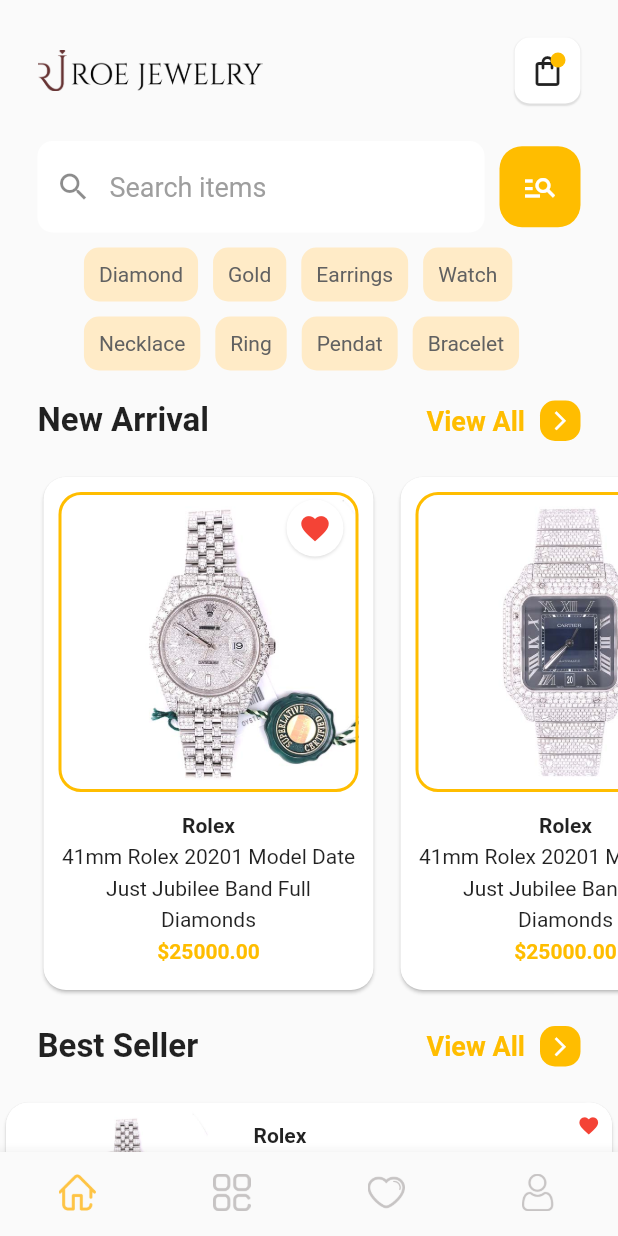
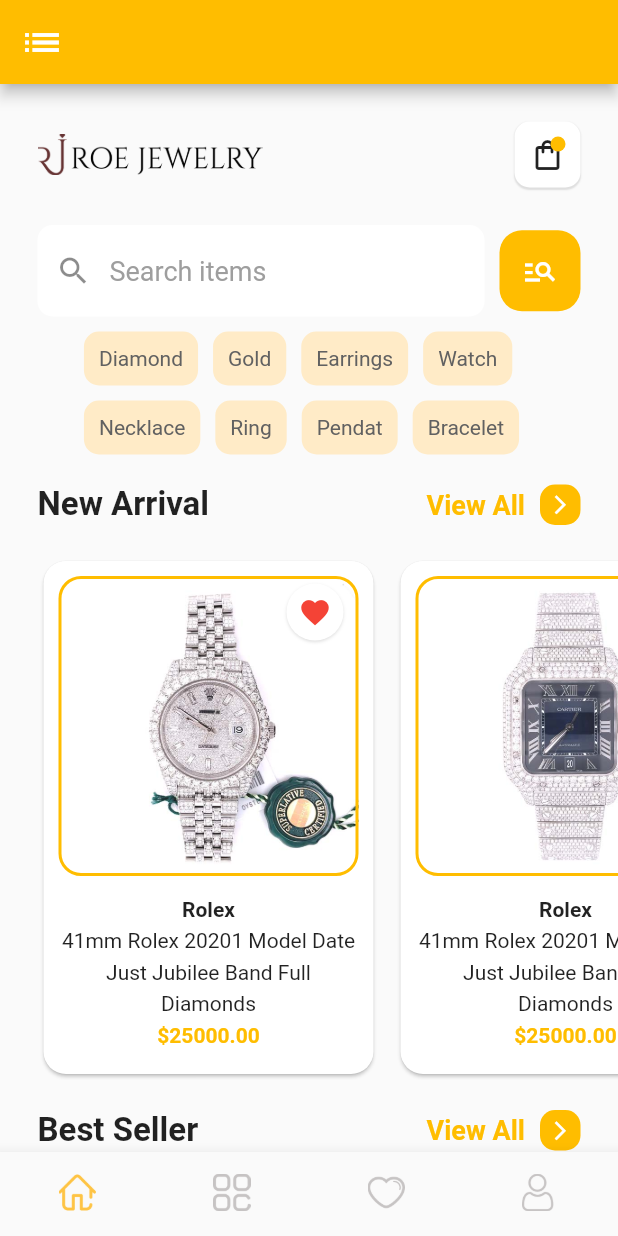
Before and after one commit to Musayev442/RoeDemo, a Flutter app: the screen it shows after launch, on a phone screen of 412 x 824 dp. Run offline on Flutter 3.47's test engine with Material 2 defaults, Android fonts, the phone set to English and light mode, and no system bars; our stand-ins replace carousel_slider.

Commit message:
new update

```diff
--- a/lib/main.dart
+++ b/lib/main.dart
@@ -23,7 +23,7 @@ class MyApp extends StatelessWidget {
         primaryColor: Color(0xFFFFBD00),
         accentColor: Color(0xFFFFEBC7),
       ),
-      home: SafeArea(child: HomePage()),
+      home: SafeArea(child: Home()),
     );
   }
 }
--- a/lib/models/jewelries.dart
+++ b/lib/models/jewelries.dart
@@ -5,9 +5,10 @@ class Jewelries {
   String imageURL;
   String des;
   List<String> detailUrl;
+  List<String> categories;
 
   Jewelries(this.title, this.subtitle, this.price, this.imageURL,
-      this.detailUrl, this.des);
+      this.detailUrl, this.des, this.categories);
 
   static List<Jewelries> generateJewelries() {
     return [
@@ -17,28 +18,32 @@ class Jewelries {
           "\$25000.00",
           "assets/images/watch_front_1.jpg",
           ["assets/images/watch_front_1.jpg", "assets/images/watch_back_1.jpg"],
-          "short description"),
+          "short description",
+          ["diamond", "gold", "watch"]),
       Jewelries(
           "Rolex",
           "41mm Rolex 20201 Model Date Just Jubilee Band Full Diamonds",
           "\$25000.00",
           "assets/images/watch_front_2.jpg",
           ["assets/images/watch_front_2.jpg", "assets/images/watch_back_2.jpg"],
-          "short description"),
+          "short description",
+          ["diamond", "gold", "watch"]),
       Jewelries(
           "Rolex",
           "41mm Rolex 20201 Model Date Just Jubilee Band Full Diamonds",
           "\$25000.00",
           "assets/images/watch_front_3.jpg",
           ["assets/images/watch_front_3.jpg", "assets/images/watch_back_3.jpg"],
-          "short description"),
+          "short description",
+          ["diamond", "gold", "watch"]),
       Jewelries(
           "Roe",
           "1 OZ LIBERTY COIN WITH DIAMOND FRAME",
           "\$4750.00",
           "assets/images/necklace.jpg",
           ["assets/images/necklace.jpg", "assets/images/necklace2.jpg"],
-          "short description"),
+          "short description",
+          ["diamond", "gold", "necklace"]),
     ];
   }
 }
--- a/lib/screens/home/home.dart
+++ b/lib/screens/home/home.dart
@@ -1,32 +1,47 @@
-import 'package:firstapp/screens/home/widgets/best_seller.dart';
-import 'package:firstapp/screens/home/widgets/custom_app_bar.dart';
-import 'package:firstapp/screens/home/widgets/new_arrival.dart';
-import 'package:firstapp/screens/home/widgets/search_input.dart';
+// ignore_for_file: deprecated_member_use
+
+import 'package:firstapp/models/jewelries.dart';
+import 'package:firstapp/screens/profile/profile.dart';
+import 'package:firstapp/screens/favorites/favorite_product.dart';
+import 'package:firstapp/screens/home/home_page.dart';
 import 'package:flutter/material.dart';
 
-import '../../models/jewelries.dart';
+import '../Categories/categories.dart';
 
-class HomePage extends StatelessWidget {
+class Home extends StatefulWidget {
+  @override
+  State<Home> createState() => _HomeState();
+}
+
+class _HomeState extends State<Home> {
+  final jewelryList = Jewelries.generateJewelries();
   final bottomlist = ["home", "menu", "heart", "user"];
+  final menu = [HomePage(), Categories(), FavoriteProducts(), Profile()];
+  int currentIndex = 0;
+
   @override
   Widget build(BuildContext context) {
     return Scaffold(
+      appBar: AppBar(
+        backgroundColor: Theme.of(context).primaryColor,
+        leading: Icon(
+          Icons.list,
+          size: 30,
+        ),
+      ),
       backgroundColor: Theme.of(context).backgroundColor,
-      body: SingleChildScrollView(
-        child: Column(
-          mainAxisAlignment: MainAxisAlignment.start,
-          children: [
-            CustomAppBar(),
-            SearchInput(),
-            NewArrival(),
-            BestSeller(),
-          ],
-        ),
+      body: IndexedStack(
+        index: currentIndex,
+        children: menu,
       ),
       bottomNavigationBar: BottomNavigationBar(
         showSelectedLabels: false,
         showUnselectedLabels: false,
         type: BottomNavigationBarType.fixed,
+        currentIndex: currentIndex,
+        onTap: (index) => setState(() {
+          currentIndex = index;
+        }),
         items: bottomlist
             .map(
               (item) => BottomNavigationBarItem(
--- /dev/null
+++ b/lib/screens/home/home_page.dart
@@ -0,0 +1,22 @@
+import 'package:firstapp/screens/home/widgets/best_seller.dart';
+import 'package:firstapp/screens/home/widgets/custom_app_bar.dart';
+import 'package:firstapp/screens/home/widgets/new_arrival.dart';
+import 'package:firstapp/screens/home/widgets/search_input.dart';
+import 'package:flutter/material.dart';
+
+class HomePage extends StatelessWidget {
+  @override
+  Widget build(BuildContext context) {
+    return SingleChildScrollView(
+      child: Column(
+        mainAxisAlignment: MainAxisAlignment.start,
+        children: [
+          CustomAppBar(),
+          SearchInput(),
+          NewArrival(),
+          BestSeller(),
+        ],
+      ),
+    );
+  }
+}
```
Also changed, not shown: lib/screens/categories/categories.dart (added, +65 -0 lines), lib/screens/categories/items.dart (added, +17 -0 lines), lib/screens/favorites/favorite_product.dart (added, +10 -0 lines), lib/screens/profile/profile.dart (added, +10 -0 lines).
